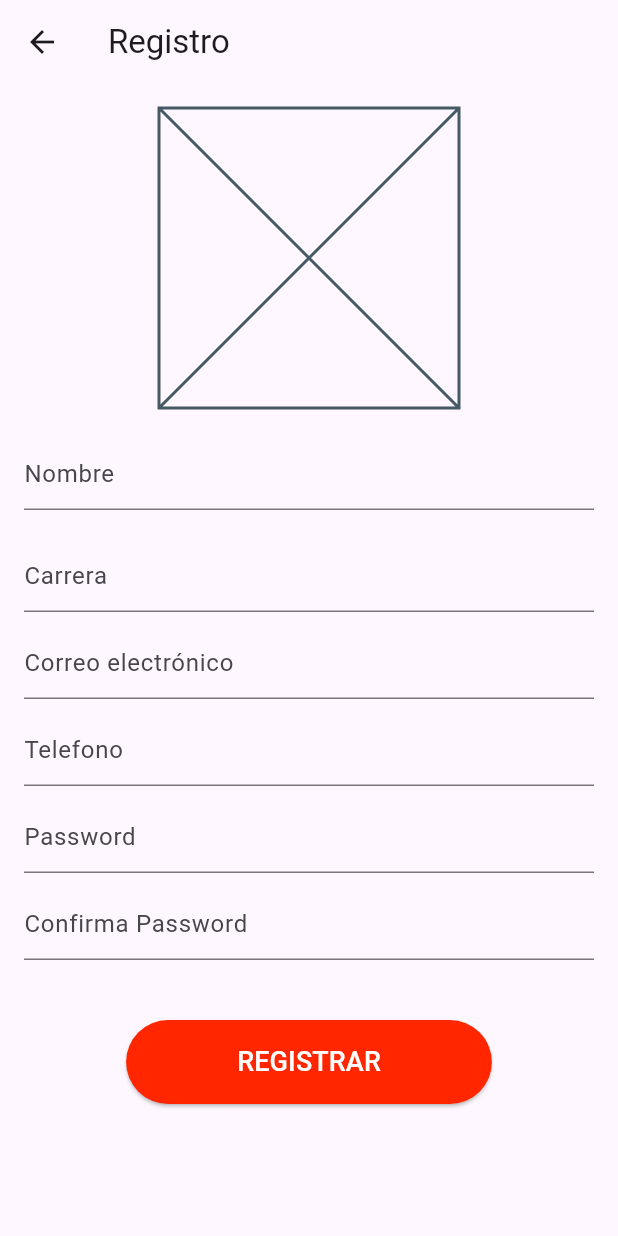
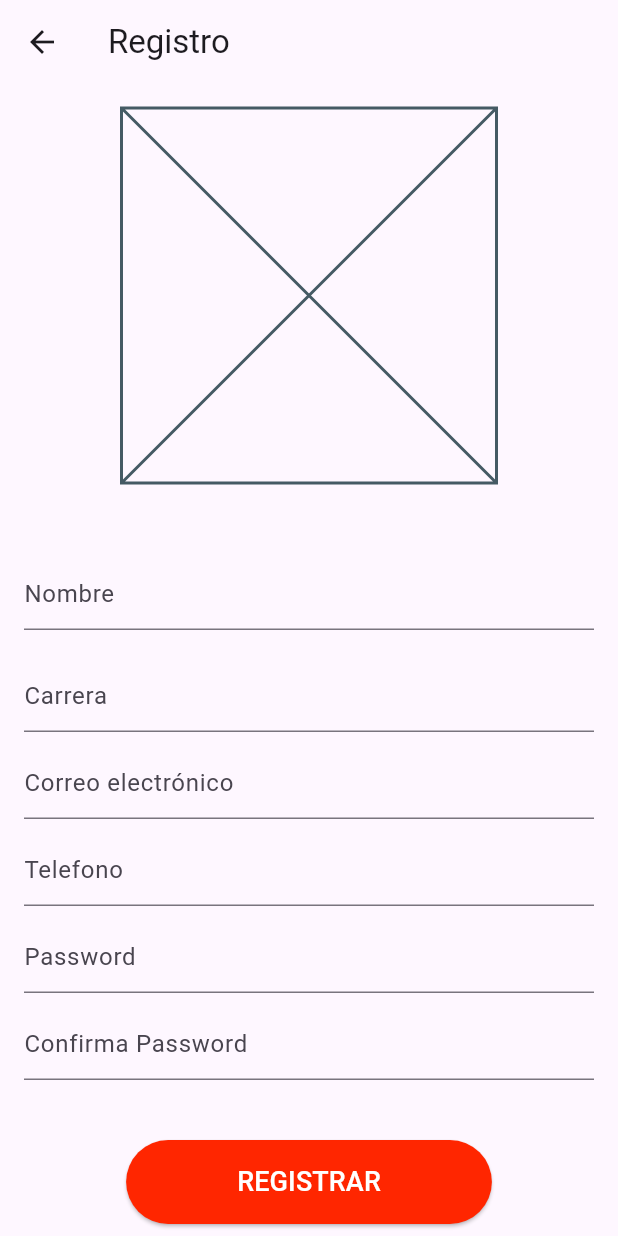
Before and after one commit to Esteban1426/Repo_Flutter, a Flutter app: the Login screen opened directly, after a tap on "¿No tienes una cuenta? Regístrate", on a phone screen of 412 x 824 dp. Run offline on Flutter 3.47's test engine with Material 3 defaults, Android fonts, the phone set to English and light mode, and no system bars; our stand-ins replace cloud_firestore, firebase_auth, firebase_core, firebase_database, firebase_storage; accounts and stored records are empty; network calls fail.

Commit message:
Mejorando App notas Flutter v.2

```diff
--- a/flutter_application_appnotas/lib/Login.dart
+++ b/flutter_application_appnotas/lib/Login.dart
@@ -141,8 +141,8 @@ class EstadoFormato extends State<FormatoLogin> {
         mainAxisAlignment: MainAxisAlignment.center,
         children: [
           SizedBox(
-            width: 200,
-            height: 200,
+            width: 400,
+            height: 400,
             child: imageUrl.isNotEmpty
                 ? Image(
                     image: NetworkImage(imageUrl),
--- a/flutter_application_appnotas/lib/Registro.dart
+++ b/flutter_application_appnotas/lib/Registro.dart
@@ -113,8 +113,8 @@ class EstadoRegistro extends State<Registro> {
           child: Column(
             children: [
               SizedBox(
-                width: 200,
-                height: 200,
+                width: 250,
+                height: 250,
                 child: imagenUrl.isNotEmpty
                     ? Image(
                         image: NetworkImage(imagenUrl),
@@ -122,7 +122,7 @@ class EstadoRegistro extends State<Registro> {
                       )
                     : Placeholder(),
               ),
-              SizedBox(height: 20.0),
+              SizedBox(height: 50.0),
               TextFormField(
                 controller: nombre,
                 decoration: InputDecoration(
--- a/flutter_application_appnotas/lib/main.dart
+++ b/flutter_application_appnotas/lib/main.dart
@@ -71,7 +71,7 @@ class WidgetImagenes extends State<ImagenesPricipal> {
                 textAlign: TextAlign.center,
               ), */
               SizedBox(
-                height: 300.0,
+                height: 500.0,
                 child: imageUrl.isNotEmpty
                     ? Image(
                         image: NetworkImage(imageUrl),
--- a/flutter_application_appnotas/pubspec.yaml
+++ b/flutter_application_appnotas/pubspec.yaml
@@ -7,6 +7,7 @@ environment:
   sdk: '>=3.3.2 <4.0.0'
 
 dependencies:
+  cloud_firestore: ^4.17.3
   firebase_auth: ^4.19.4
   firebase_core: ^2.30.1
   firebase_database: ^10.5.4
```
Also changed, not shown: flutter_application_appnotas/lib/GestorNotas.dart (+56 -68 lines), flutter_application_appnotas/pubspec.lock, 4 other files.
